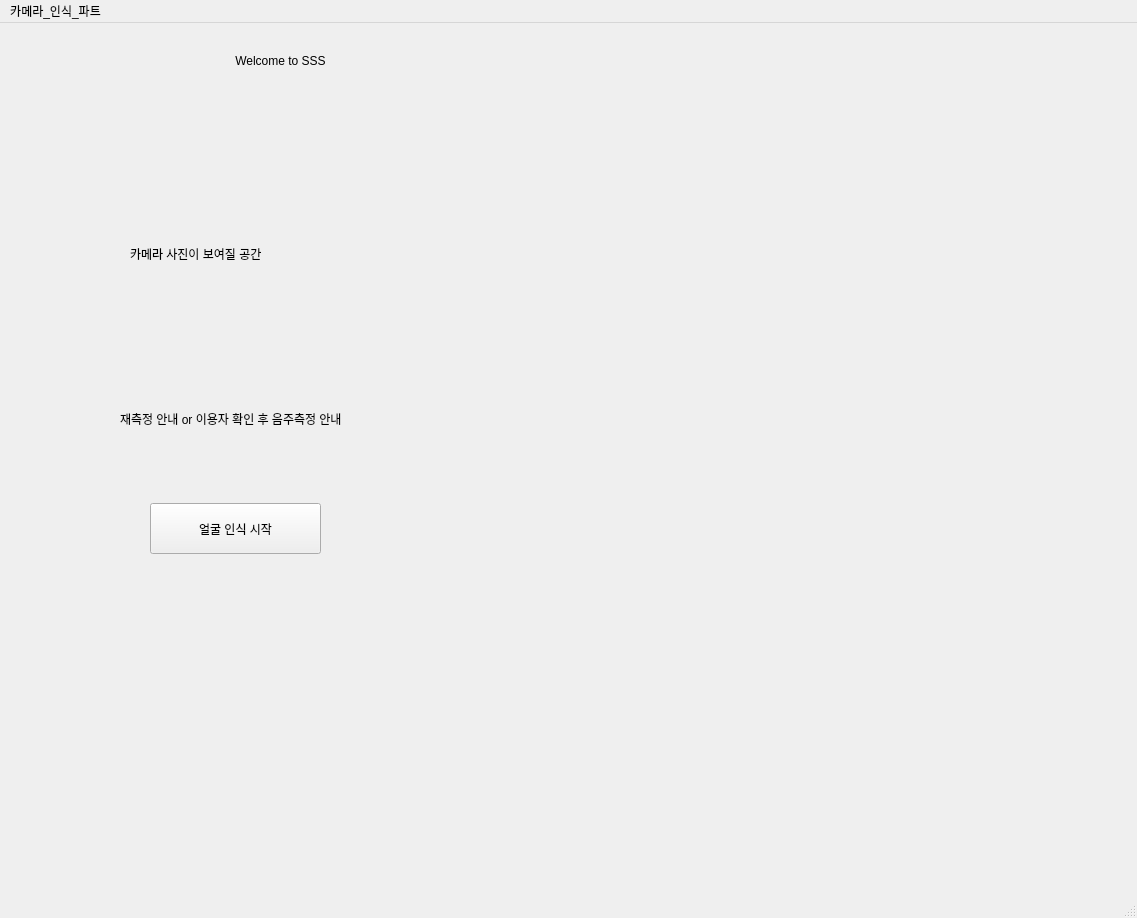
Before: the Qt Designer form pyqt_SSS.ui in curiousLionH/Capstone_Project, drawn with Qt 5.
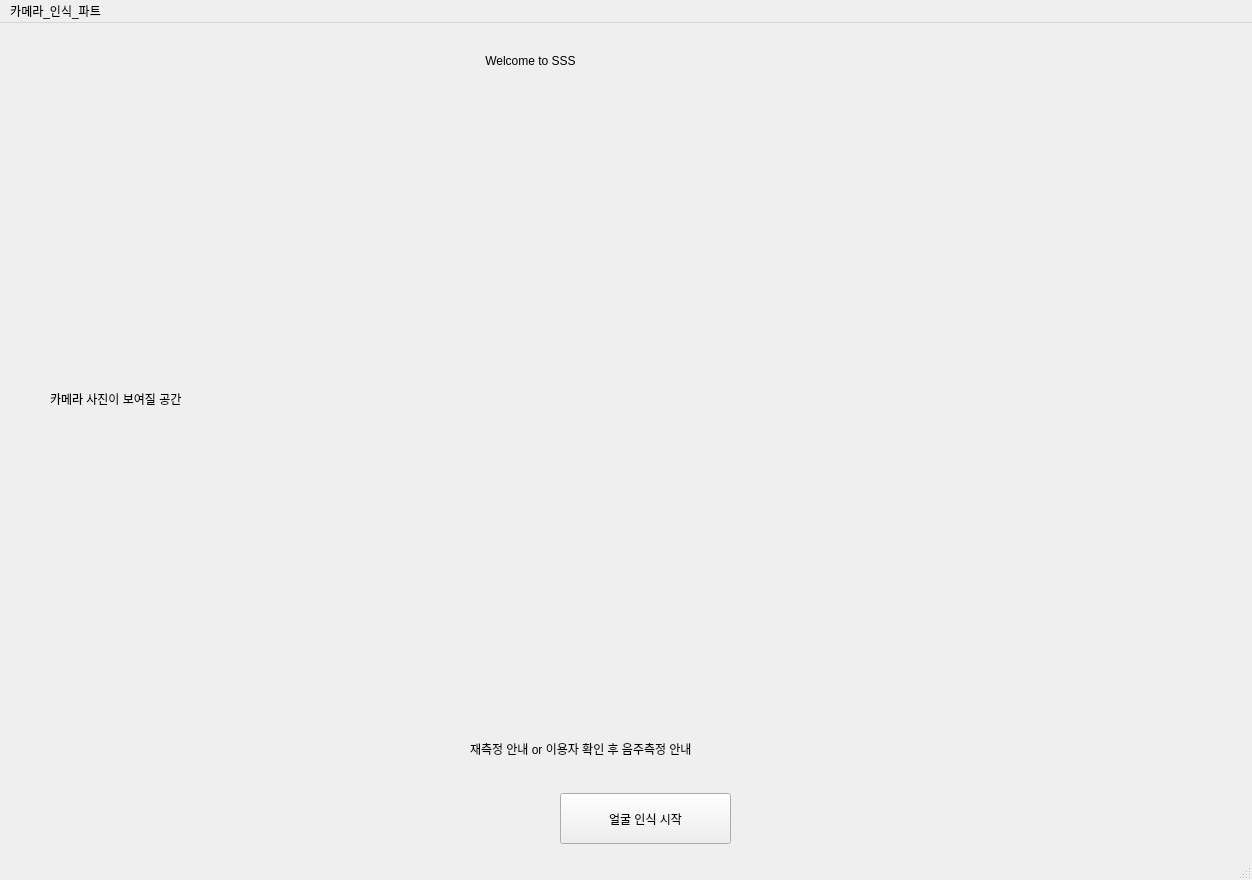
After: the same form once the commit is applied.

Commit message:
UI 버튼 위치 변경
.

The edit to the form file:
```diff
--- a/pyqt_SSS.ui
+++ b/pyqt_SSS.ui
@@ -6,8 +6,8 @@
    <rect>
     <x>0</x>
     <y>0</y>
-    <width>1137</width>
-    <height>918</height>
+    <width>1252</width>
+    <height>880</height>
    </rect>
   </property>
   <property name="windowTitle">
@@ -17,7 +17,7 @@
    <widget class="QLabel" name="label">
     <property name="geometry">
      <rect>
-      <x>190</x>
+      <x>440</x>
       <y>30</y>
       <width>181</width>
       <height>16</height>
@@ -33,8 +33,8 @@
    <widget class="QPushButton" name="camera_start_button">
     <property name="geometry">
      <rect>
-      <x>150</x>
-      <y>480</y>
+      <x>560</x>
+      <y>770</y>
       <width>171</width>
       <height>51</height>
      </rect>
@@ -46,10 +46,10 @@
    <widget class="QLabel" name="camera_show_label">
     <property name="geometry">
      <rect>
-      <x>130</x>
-      <y>120</y>
-      <width>281</width>
-      <height>221</height>
+      <x>50</x>
+      <y>100</y>
+      <width>1041</width>
+      <height>551</height>
      </rect>
     </property>
     <property name="text">
@@ -62,8 +62,8 @@
     </property>
     <property name="geometry">
      <rect>
-      <x>120</x>
-      <y>380</y>
+      <x>470</x>
+      <y>710</y>
       <width>341</width>
       <height>31</height>
      </rect>
@@ -87,7 +87,7 @@
     <rect>
      <x>0</x>
      <y>0</y>
-     <width>1137</width>
+     <width>1252</width>
      <height>21</height>
     </rect>
    </property>
```
